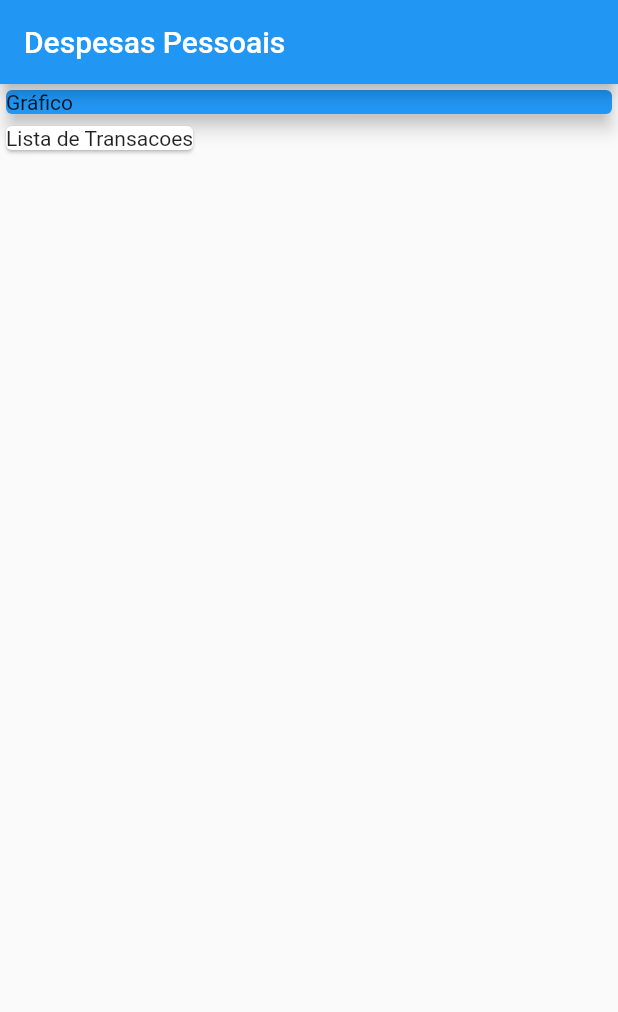
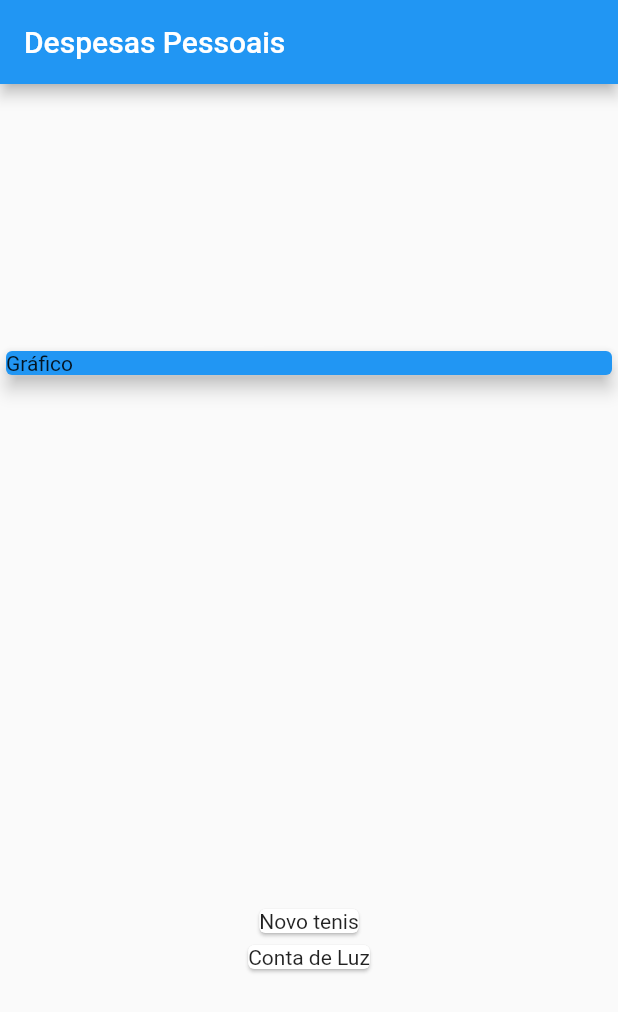
Before and after one commit to davihoffmann/expenses, a Flutter app: the screen it shows after launch, on a phone screen of 412 x 824 dp. Shown: the top 1012 px of the screen. Run offline on Flutter 3.47's test engine with Material 2 defaults, Android fonts, the phone set to English and light mode, and no system bars.

Commit message:
criada classe de transacao; estanciado a classe com algumas transacoes fixas e mostrado em tela

```diff
--- a/lib/main.dart
+++ b/lib/main.dart
@@ -1,3 +1,4 @@
+import 'package:expenses/models/transaction.dart';
 import 'package:flutter/material.dart';
 
 main() => runApp(ExpensesApp());
@@ -12,6 +13,11 @@ class ExpensesApp extends StatelessWidget {
 }
 
 class MyHomePage extends StatelessWidget {
+  final _transaction = [
+    Transaction(id: 't1', title: 'Novo tenis', value: 310.76, date: DateTime.now()),
+    Transaction(id: 't2', title: 'Conta de Luz', value: 211.30, date: DateTime.now()),
+  ];
+
   @override
   Widget build(BuildContext context) {
     return Scaffold(
@@ -19,18 +25,22 @@ class MyHomePage extends StatelessWidget {
         title: Text('Despesas Pessoais'),
       ),
       body: Column(
-        crossAxisAlignment: CrossAxisAlignment.start,
+        mainAxisAlignment: MainAxisAlignment.spaceAround,
+        crossAxisAlignment: CrossAxisAlignment.stretch,
         children: <Widget>[
           Container(
-            width: double.infinity,
             child: Card(
               color: Colors.blue,
               child: Text('Gráfico'),
               elevation: 5,
             ),
           ),
-          Card(
-            child: Text('Lista de Transacoes'),
+          Column(
+            children: _transaction.map((tr) {
+              return Card(
+                child: Text(tr.title),
+              );
+            }).toList(),
           )
         ],
       ),
--- /dev/null
+++ b/lib/models/transaction.dart
@@ -0,0 +1,16 @@
+import 'package:flutter/foundation.dart';
+
+class Transaction {
+  final String id;
+  final String title;
+  final double value;
+  final DateTime date;
+
+  Transaction({
+    @required this.id,
+    @required this.title,
+    @required this.value,
+    @required this.date
+  });
+
+}
--- a/pubspec.yaml
+++ b/pubspec.yaml
@@ -14,7 +14,7 @@ description: A new Flutter project.
 version: 1.0.0+1
 
 environment:
-  sdk: ">=2.1.0 <3.0.0"
+  sdk: ">=2.3.0 <3.0.0"
 
 dependencies:
   flutter:
```
